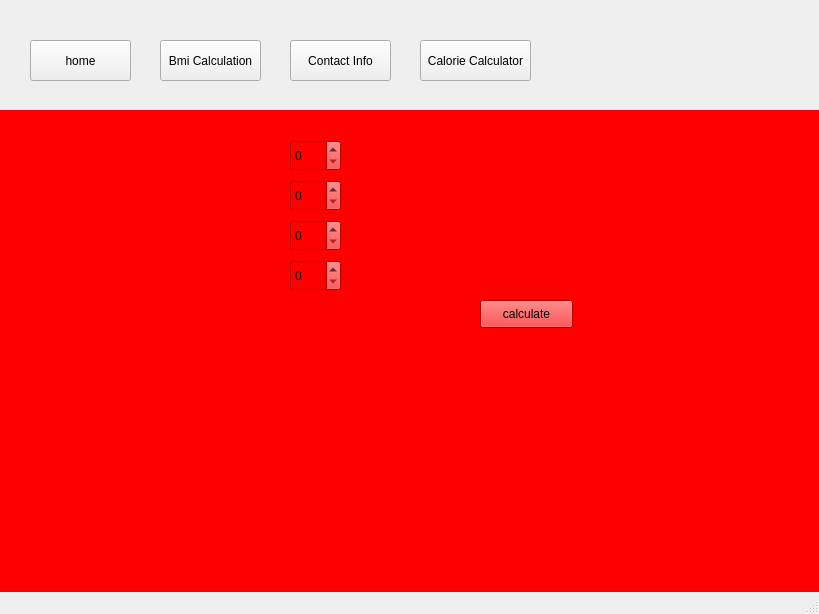
First picture: the form in home.ui, repository ssaannjjaayy/fitness-first, before the edit.
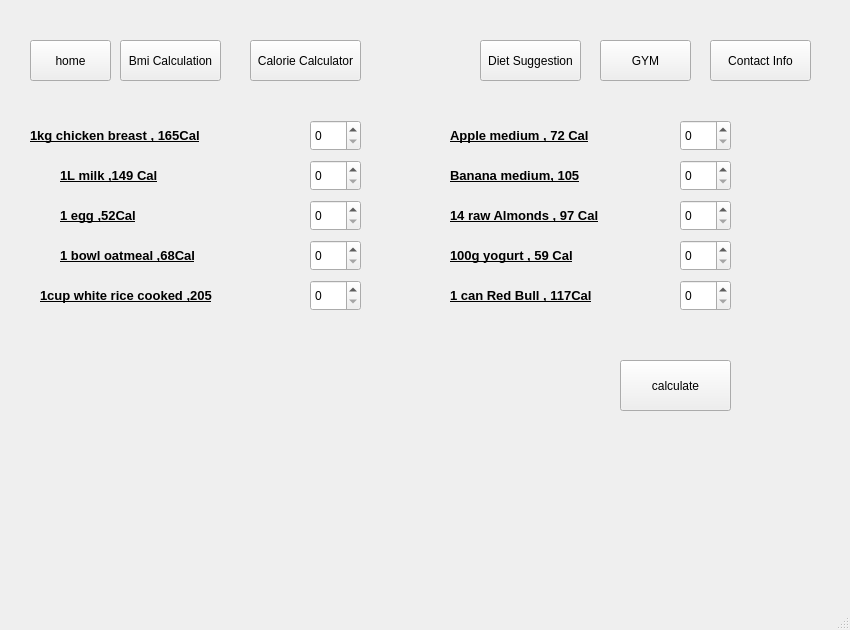
Second picture: the form after the edit. The open tabs and pages were chosen to show the change. Icons and pictures are not drawn.

The edit to the form file:
```diff
--- a/home.ui
+++ b/home.ui
@@ -6,8 +6,8 @@
    <rect>
     <x>0</x>
     <y>0</y>
-    <width>819</width>
-    <height>614</height>
+    <width>850</width>
+    <height>630</height>
    </rect>
   </property>
   <property name="windowTitle">
@@ -17,15 +17,14 @@
    <widget class="QStackedWidget" name="homeStack">
     <property name="geometry">
      <rect>
-      <x>0</x>
-      <y>110</y>
-      <width>821</width>
-      <height>491</height>
+      <x>10</x>
+      <y>90</y>
+      <width>831</width>
+      <height>501</height>
      </rect>
     </property>
     <property name="styleSheet">
-     <string notr="true">background-color: rgb(255, 0, 0);
-</string>
+     <string notr="true"/>
     </property>
     <property name="currentIndex">
      <number>3</number>
@@ -219,17 +218,22 @@
      <widget class="QLabel" name="label_7">
       <property name="geometry">
        <rect>
-        <x>60</x>
-        <y>320</y>
-        <width>591</width>
+        <x>100</x>
+        <y>380</y>
+        <width>571</width>
         <height>71</height>
        </rect>
       </property>
       <property name="font">
        <font>
         <pointsize>14</pointsize>
+        <weight>75</weight>
+        <bold>true</bold>
        </font>
       </property>
+      <property name="styleSheet">
+       <string notr="true"/>
+      </property>
       <property name="text">
        <string/>
       </property>
@@ -237,7 +241,7 @@
      <widget class="QSpinBox" name="spinBox">
       <property name="geometry">
        <rect>
-        <x>290</x>
+        <x>300</x>
         <y>30</y>
         <width>51</width>
         <height>31</height>
@@ -247,7 +251,7 @@
      <widget class="QSpinBox" name="spinBox_2">
       <property name="geometry">
        <rect>
-        <x>290</x>
+        <x>300</x>
         <y>70</y>
         <width>51</width>
         <height>31</height>
@@ -257,7 +261,7 @@
      <widget class="QSpinBox" name="spinBox_3">
       <property name="geometry">
        <rect>
-        <x>290</x>
+        <x>300</x>
         <y>110</y>
         <width>51</width>
         <height>31</height>
@@ -267,10 +271,10 @@
      <widget class="QPushButton" name="pushButton_6">
       <property name="geometry">
        <rect>
-        <x>480</x>
-        <y>190</y>
-        <width>93</width>
-        <height>28</height>
+        <x>610</x>
+        <y>270</y>
+        <width>111</width>
+        <height>51</height>
        </rect>
       </property>
       <property name="text">
@@ -280,11 +284,418 @@
      <widget class="QSpinBox" name="spinBox_4">
       <property name="geometry">
        <rect>
-        <x>290</x>
+        <x>300</x>
         <y>150</y>
         <width>51</width>
         <height>31</height>
        </rect>
+      </property>
+     </widget>
+     <widget class="QLabel" name="label_9">
+      <property name="geometry">
+       <rect>
+        <x>20</x>
+        <y>30</y>
+        <width>241</width>
+        <height>31</height>
+       </rect>
+      </property>
+      <property name="font">
+       <font>
+        <pointsize>10</pointsize>
+        <weight>75</weight>
+        <bold>true</bold>
+        <underline>true</underline>
+       </font>
+      </property>
+      <property name="styleSheet">
+       <string notr="true">alternate-background-color: rgb(208, 208, 208);
+border-color: rgb(0, 0, 0);
+border-color: qlineargradient(spread:pad, x1:0.328358, y1:0.472, x2:1, y2:0, stop:0 rgba(0, 0, 0, 255), stop:1 rgba(255, 255, 255, 255));
+border-width:10px solid red;</string>
+      </property>
+      <property name="text">
+       <string>1kg chicken breast , 165Cal</string>
+      </property>
+     </widget>
+     <widget class="QLabel" name="label_10">
+      <property name="geometry">
+       <rect>
+        <x>50</x>
+        <y>70</y>
+        <width>211</width>
+        <height>31</height>
+       </rect>
+      </property>
+      <property name="font">
+       <font>
+        <pointsize>10</pointsize>
+        <weight>75</weight>
+        <bold>true</bold>
+        <underline>true</underline>
+       </font>
+      </property>
+      <property name="styleSheet">
+       <string notr="true">alternate-background-color: rgb(208, 208, 208);
+border-color: rgb(0, 0, 0);
+border-color: qlineargradient(spread:pad, x1:0.328358, y1:0.472, x2:1, y2:0, stop:0 rgba(0, 0, 0, 255), stop:1 rgba(255, 255, 255, 255));</string>
+      </property>
+      <property name="text">
+       <string>1L milk ,149 Cal</string>
+      </property>
+     </widget>
+     <widget class="QLabel" name="label_11">
+      <property name="geometry">
+       <rect>
+        <x>50</x>
+        <y>110</y>
+        <width>211</width>
+        <height>31</height>
+       </rect>
+      </property>
+      <property name="font">
+       <font>
+        <pointsize>10</pointsize>
+        <weight>75</weight>
+        <bold>true</bold>
+        <underline>true</underline>
+       </font>
+      </property>
+      <property name="styleSheet">
+       <string notr="true">alternate-background-color: rgb(208, 208, 208);
+border-color: rgb(0, 0, 0);
+border-color: qlineargradient(spread:pad, x1:0.328358, y1:0.472, x2:1, y2:0, stop:0 rgba(0, 0, 0, 255), stop:1 rgba(255, 255, 255, 255));</string>
+      </property>
+      <property name="text">
+       <string>1 egg ,52Cal</string>
+      </property>
+     </widget>
+     <widget class="QLabel" name="label_12">
+      <property name="geometry">
+       <rect>
+        <x>50</x>
+        <y>150</y>
+        <width>211</width>
+        <height>31</height>
+       </rect>
+      </property>
+      <property name="font">
+       <font>
+        <pointsize>10</pointsize>
+        <weight>75</weight>
+        <bold>true</bold>
+        <underline>true</underline>
+       </font>
+      </property>
+      <property name="styleSheet">
+       <string notr="true"/>
+      </property>
+      <property name="text">
+       <string>1 bowl oatmeal ,68Cal</string>
+      </property>
+     </widget>
+     <widget class="QLabel" name="label_13">
+      <property name="geometry">
+       <rect>
+        <x>30</x>
+        <y>190</y>
+        <width>241</width>
+        <height>31</height>
+       </rect>
+      </property>
+      <property name="font">
+       <font>
+        <pointsize>10</pointsize>
+        <weight>75</weight>
+        <bold>true</bold>
+        <underline>true</underline>
+       </font>
+      </property>
+      <property name="styleSheet">
+       <string notr="true">alternate-background-color: rgb(208, 208, 208);
+border-color: rgb(0, 0, 0);
+border-color: qlineargradient(spread:pad, x1:0.328358, y1:0.472, x2:1, y2:0, stop:0 rgba(0, 0, 0, 255), stop:1 rgba(255, 255, 255, 255));</string>
+      </property>
+      <property name="text">
+       <string>1cup white rice cooked ,205</string>
+      </property>
+     </widget>
+     <widget class="QSpinBox" name="spinBox_5">
+      <property name="geometry">
+       <rect>
+        <x>300</x>
+        <y>190</y>
+        <width>51</width>
+        <height>31</height>
+       </rect>
+      </property>
+     </widget>
+     <widget class="QSpinBox" name="spinBox_6">
+      <property name="geometry">
+       <rect>
+        <x>670</x>
+        <y>30</y>
+        <width>51</width>
+        <height>31</height>
+       </rect>
+      </property>
+     </widget>
+     <widget class="QSpinBox" name="spinBox_7">
+      <property name="geometry">
+       <rect>
+        <x>670</x>
+        <y>70</y>
+        <width>51</width>
+        <height>31</height>
+       </rect>
+      </property>
+     </widget>
+     <widget class="QSpinBox" name="spinBox_8">
+      <property name="geometry">
+       <rect>
+        <x>670</x>
+        <y>110</y>
+        <width>51</width>
+        <height>31</height>
+       </rect>
+      </property>
+     </widget>
+     <widget class="QSpinBox" name="spinBox_9">
+      <property name="geometry">
+       <rect>
+        <x>670</x>
+        <y>190</y>
+        <width>51</width>
+        <height>31</height>
+       </rect>
+      </property>
+     </widget>
+     <widget class="QSpinBox" name="spinBox_10">
+      <property name="geometry">
+       <rect>
+        <x>670</x>
+        <y>150</y>
+        <width>51</width>
+        <height>31</height>
+       </rect>
+      </property>
+     </widget>
+     <widget class="QLabel" name="label_14">
+      <property name="geometry">
+       <rect>
+        <x>440</x>
+        <y>30</y>
+        <width>211</width>
+        <height>31</height>
+       </rect>
+      </property>
+      <property name="font">
+       <font>
+        <pointsize>10</pointsize>
+        <weight>75</weight>
+        <bold>true</bold>
+        <underline>true</underline>
+       </font>
+      </property>
+      <property name="styleSheet">
+       <string notr="true">alternate-background-color: rgb(208, 208, 208);
+border-color: qlineargradient(spread:pad, x1:0.045, y1:0.949273, x2:1, y2:0, stop:0 rgba(0, 0, 0, 255), stop:1 rgba(255, 255, 255, 255));
+border-color: rgb(0, 0, 0);
+border-color: qlineargradient(spread:pad, x1:0.328358, y1:0.472, x2:1, y2:0, stop:0 rgba(0, 0, 0, 255), stop:1 rgba(255, 255, 255, 255));</string>
+      </property>
+      <property name="text">
+       <string>Apple medium , 72 Cal</string>
+      </property>
+     </widget>
+     <widget class="QLabel" name="label_15">
+      <property name="geometry">
+       <rect>
+        <x>440</x>
+        <y>70</y>
+        <width>211</width>
+        <height>31</height>
+       </rect>
+      </property>
+      <property name="font">
+       <font>
+        <pointsize>10</pointsize>
+        <weight>75</weight>
+        <bold>true</bold>
+        <underline>true</underline>
+       </font>
+      </property>
+      <property name="styleSheet">
+       <string notr="true">alternate-background-color: rgb(208, 208, 208);
+border-color: rgb(0, 0, 0);
+border-color: qlineargradient(spread:pad, x1:0.328358, y1:0.472, x2:1, y2:0, stop:0 rgba(0, 0, 0, 255), stop:1 rgba(255, 255, 255, 255));</string>
+      </property>
+      <property name="text">
+       <string>Banana medium, 105</string>
+      </property>
+     </widget>
+     <widget class="QLabel" name="label_16">
+      <property name="geometry">
+       <rect>
+        <x>440</x>
+        <y>110</y>
+        <width>211</width>
+        <height>31</height>
+       </rect>
+      </property>
+      <property name="font">
+       <font>
+        <pointsize>10</pointsize>
+        <weight>75</weight>
+        <bold>true</bold>
+        <underline>true</underline>
+       </font>
+      </property>
+      <property name="styleSheet">
+       <string notr="true">alternate-background-color: rgb(208, 208, 208);
+border-color: rgb(0, 0, 0);
+border-color: qlineargradient(spread:pad, x1:0.328358, y1:0.472, x2:1, y2:0, stop:0 rgba(0, 0, 0, 255), stop:1 rgba(255, 255, 255, 255));</string>
+      </property>
+      <property name="text">
+       <string>14 raw Almonds , 97 Cal</string>
+      </property>
+     </widget>
+     <widget class="QLabel" name="label_17">
+      <property name="geometry">
+       <rect>
+        <x>440</x>
+        <y>150</y>
+        <width>211</width>
+        <height>31</height>
+       </rect>
+      </property>
+      <property name="font">
+       <font>
+        <pointsize>10</pointsize>
+        <weight>75</weight>
+        <bold>true</bold>
+        <underline>true</underline>
+       </font>
+      </property>
+      <property name="styleSheet">
+       <string notr="true">alternate-background-color: rgb(208, 208, 208);
+border-color: rgb(0, 0, 0);
+border-color: qlineargradient(spread:pad, x1:0.328358, y1:0.472, x2:1, y2:0, stop:0 rgba(0, 0, 0, 255), stop:1 rgba(255, 255, 255, 255));</string>
+      </property>
+      <property name="text">
+       <string>100g yogurt , 59 Cal</string>
+      </property>
+     </widget>
+     <widget class="QLabel" name="label_18">
+      <property name="geometry">
+       <rect>
+        <x>440</x>
+        <y>190</y>
+        <width>211</width>
+        <height>31</height>
+       </rect>
+      </property>
+      <property name="font">
+       <font>
+        <pointsize>10</pointsize>
+        <weight>75</weight>
+        <bold>true</bold>
+        <underline>true</underline>
+       </font>
+      </property>
+      <property name="styleSheet">
+       <string notr="true">alternate-background-color: rgb(208, 208, 208);
+border-color: rgb(0, 0, 0);
+border-color: qlineargradient(spread:pad, x1:0.328358, y1:0.472, x2:1, y2:0, stop:0 rgba(0, 0, 0, 255), stop:1 rgba(255, 255, 255, 255));</string>
+      </property>
+      <property name="text">
+       <string>1 can Red Bull , 117Cal</string>
+      </property>
+     </widget>
+     <widget class="QLabel" name="label_19">
+      <property name="geometry">
+       <rect>
+        <x>0</x>
+        <y>5</y>
+        <width>811</width>
+        <height>491</height>
+       </rect>
+      </property>
+      <property name="styleSheet">
+       <string notr="true">
+background-image: url(:/dite1.jpg);</string>
+      </property>
+      <property name="text">
+       <string/>
+      </property>
+     </widget>
+     <zorder>label_19</zorder>
+     <zorder>label_7</zorder>
+     <zorder>spinBox</zorder>
+     <zorder>spinBox_2</zorder>
+     <zorder>spinBox_3</zorder>
+     <zorder>pushButton_6</zorder>
+     <zorder>spinBox_4</zorder>
+     <zorder>label_9</zorder>
+     <zorder>label_10</zorder>
+     <zorder>label_11</zorder>
+     <zorder>label_12</zorder>
+     <zorder>label_13</zorder>
+     <zorder>spinBox_5</zorder>
+     <zorder>spinBox_6</zorder>
+     <zorder>spinBox_7</zorder>
+     <zorder>spinBox_8</zorder>
+     <zorder>spinBox_9</zorder>
+     <zorder>spinBox_10</zorder>
+     <zorder>label_14</zorder>
+     <zorder>label_15</zorder>
+     <zorder>label_16</zorder>
+     <zorder>label_17</zorder>
+     <zorder>label_18</zorder>
+    </widget>
+    <widget class="QWidget" name="page_5">
+     <widget class="QLabel" name="label">
+      <property name="geometry">
+       <rect>
+        <x>270</x>
+        <y>0</y>
+        <width>251</width>
+        <height>51</height>
+       </rect>
+      </property>
+      <property name="font">
+       <font>
+        <pointsize>14</pointsize>
+        <weight>75</weight>
+        <bold>true</bold>
+       </font>
+      </property>
+      <property name="text">
+       <string>GYM NEAR ME </string>
+      </property>
+     </widget>
+     <widget class="QTextBrowser" name="textBrowser">
+      <property name="geometry">
+       <rect>
+        <x>30</x>
+        <y>50</y>
+        <width>761</width>
+        <height>421</height>
+       </rect>
+      </property>
+     </widget>
+    </widget>
+    <widget class="QWidget" name="page_6">
+     <widget class="QLabel" name="label_8">
+      <property name="geometry">
+       <rect>
+        <x>10</x>
+        <y>10</y>
+        <width>781</width>
+        <height>471</height>
+       </rect>
+      </property>
+      <property name="text">
+       <string/>
       </property>
      </widget>
     </widget>
@@ -294,7 +705,7 @@
      <rect>
       <x>30</x>
       <y>40</y>
-      <width>101</width>
+      <width>81</width>
       <height>41</height>
      </rect>
     </property>
@@ -305,7 +716,7 @@
    <widget class="QPushButton" name="pushButton_2">
     <property name="geometry">
      <rect>
-      <x>160</x>
+      <x>120</x>
       <y>40</y>
       <width>101</width>
       <height>41</height>
@@ -318,7 +729,7 @@
    <widget class="QPushButton" name="pushButton_4">
     <property name="geometry">
      <rect>
-      <x>290</x>
+      <x>710</x>
       <y>40</y>
       <width>101</width>
       <height>41</height>
@@ -331,7 +742,7 @@
    <widget class="QPushButton" name="pushButton_5">
     <property name="geometry">
      <rect>
-      <x>420</x>
+      <x>250</x>
       <y>40</y>
       <width>111</width>
       <height>41</height>
@@ -341,6 +752,32 @@
      <string>Calorie Calculator</string>
     </property>
    </widget>
+   <widget class="QPushButton" name="pushButton_7">
+    <property name="geometry">
+     <rect>
+      <x>600</x>
+      <y>40</y>
+      <width>91</width>
+      <height>41</height>
+     </rect>
+    </property>
+    <property name="text">
+     <string>GYM</string>
+    </property>
+   </widget>
+   <widget class="QPushButton" name="pushButton_8">
+    <property name="geometry">
+     <rect>
+      <x>480</x>
+      <y>40</y>
+      <width>101</width>
+      <height>41</height>
+     </rect>
+    </property>
+    <property name="text">
+     <string>Diet Suggestion</string>
+    </property>
+   </widget>
   </widget>
   <widget class="QMenuBar" name="menubar">
    <property name="geometry">
```
Left out of the diff: 137 changed lines with no effect on the pictures.
